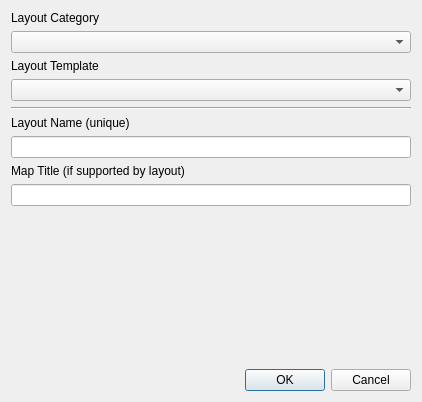
Old version of the form layout_loader_dialog_base.ui in the repository klakar/LayoutLoader.
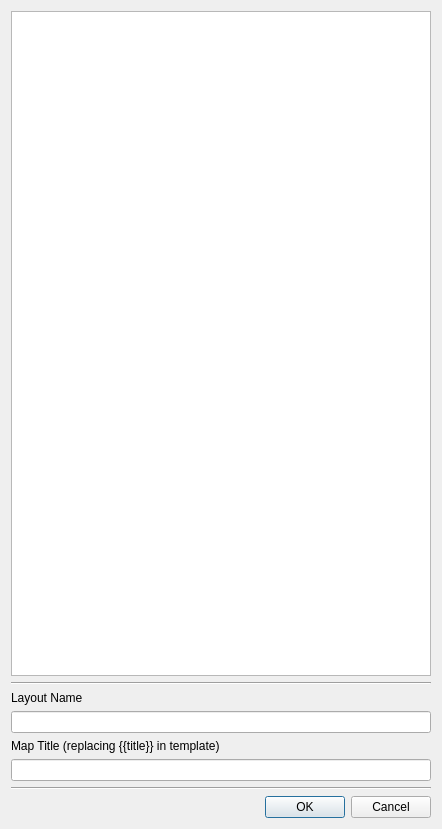
New version of the form.

```diff
--- a/layout_loader_dialog_base.ui
+++ b/layout_loader_dialog_base.ui
@@ -6,8 +6,8 @@
    <rect>
     <x>0</x>
     <y>0</y>
-    <width>422</width>
-    <height>402</height>
+    <width>442</width>
+    <height>829</height>
    </rect>
   </property>
   <property name="windowTitle">
@@ -18,24 +18,7 @@
   </property>
   <layout class="QVBoxLayout" name="verticalLayout">
    <item>
-    <widget class="QLabel" name="lblCategory">
-     <property name="text">
-      <string>Layout Category</string>
-     </property>
-    </widget>
-   </item>
-   <item>
-    <widget class="QComboBox" name="cmbCategory"/>
-   </item>
-   <item>
-    <widget class="QLabel" name="lblTemplate">
-     <property name="text">
-      <string>Layout Template</string>
-     </property>
-    </widget>
-   </item>
-   <item>
-    <widget class="QComboBox" name="cmbTemplate"/>
+    <widget class="QListWidget" name="listWidget"/>
    </item>
    <item>
     <widget class="Line" name="line">
@@ -47,7 +30,7 @@
    <item>
     <widget class="QLabel" name="lblLayoutName">
      <property name="text">
-      <string>Layout Name (unique)</string>
+      <string>Layout Name</string>
      </property>
     </widget>
    </item>
@@ -57,7 +40,7 @@
    <item>
     <widget class="QLabel" name="lblTitle">
      <property name="text">
-      <string>Map Title (if supported by layout)</string>
+      <string>Map Title (replacing {{title}} in template)</string>
      </property>
     </widget>
    </item>
@@ -65,17 +48,11 @@
     <widget class="QLineEdit" name="txtTitle"/>
    </item>
    <item>
-    <spacer name="verticalSpacer">
+    <widget class="Line" name="line_2">
      <property name="orientation">
-      <enum>Qt::Vertical</enum>
+      <enum>Qt::Horizontal</enum>
      </property>
-     <property name="sizeHint" stdset="0">
-      <size>
-       <width>20</width>
-       <height>40</height>
-      </size>
-     </property>
-    </spacer>
+    </widget>
    </item>
    <item>
     <widget class="QDialogButtonBox" name="btnBox">
```
Left out of the diff: 15 changed lines with no effect on the pictures.
